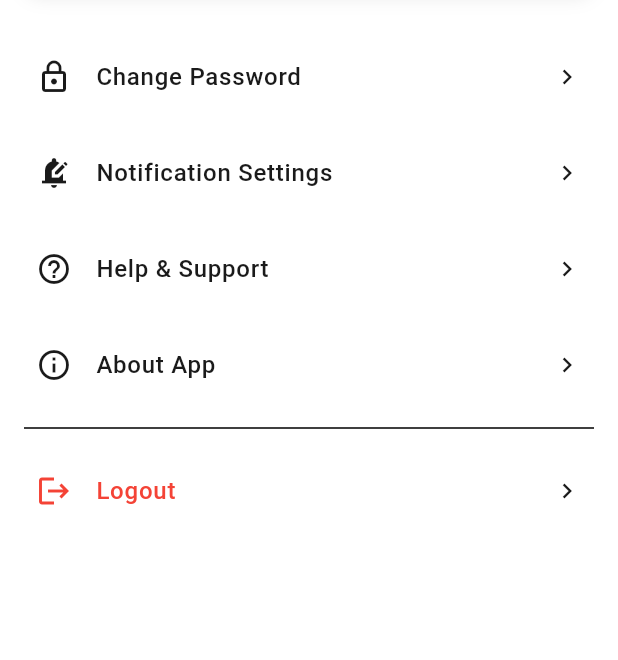
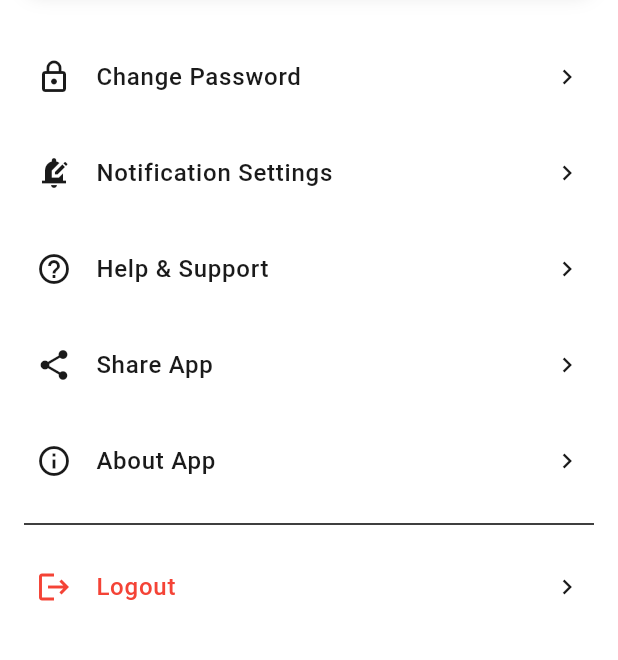
Before and after one commit to Jakir123/MedTrack, a Flutter app: the MenuScreen widget shown alone on an empty page, opened directly, on a phone screen of 412 x 824 dp, the part 181-841 px from its top. Run offline on Flutter 3.47's test engine with Material 3 defaults, Android fonts, the phone set to English and light mode, and no system bars; our stand-ins replace cached_network_image, cloud_firestore, firebase_auth, firebase_core, flutter_local_notifications, flutter_svg and 8 more; missing offline and left inert: android_alarm_manager_plus; accounts and stored records are empty; project files that could hold a hidden picture were left out.

Commit message:
added app share options in the menu

```diff
--- a/lib/features/menu/menu_screen.dart
+++ b/lib/features/menu/menu_screen.dart
@@ -1,6 +1,7 @@
 import 'package:flutter/material.dart';
 import 'package:package_info_plus/package_info_plus.dart';
 import 'package:provider/provider.dart';
+import 'package:share_plus/share_plus.dart';
 import 'package:url_launcher/url_launcher.dart';
 import 'package:cached_network_image/cached_network_image.dart';
 
@@ -326,6 +327,20 @@ class MenuScreen extends StatelessWidget {
                 ),
                 _buildMenuItem(
                   context,
+                  icon: Icons.share,
+                  title: 'Share App',
+                  onTap: () async {
+                    final packageInfo = await PackageInfo.fromPlatform();
+                    final String appName = packageInfo.appName;
+                    final String packageName = packageInfo.packageName;
+                    final String shareText = 'Check out $appName - A medicine inventory management app!'
+                        '\n\nDownload now: https://play.google.com/store/apps/details?id=$packageName';
+
+                    await Share.share(shareText);
+                  },
+                ),
+                _buildMenuItem(
+                  context,
                   icon: Icons.info_outline,
                   title: 'About App',
                   onTap: () {
--- a/pubspec.yaml
+++ b/pubspec.yaml
@@ -48,6 +48,7 @@ dependencies:
   permission_handler: ^12.0.0+1
   url_launcher: ^6.3.1
   flutter_local_notifications: ^19.2.1
+  share_plus: ^7.2.1
   flutter_timezone: ^4.1.0
   android_intent_plus: ^5.3.0
   android_alarm_manager_plus: ^4.0.7
```
Also changed, not shown: 2 other files.
